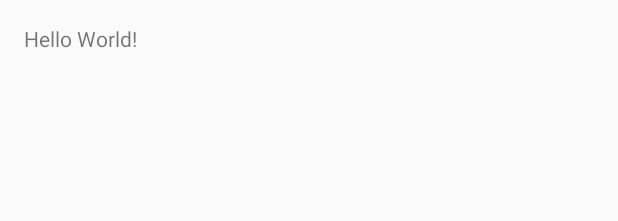
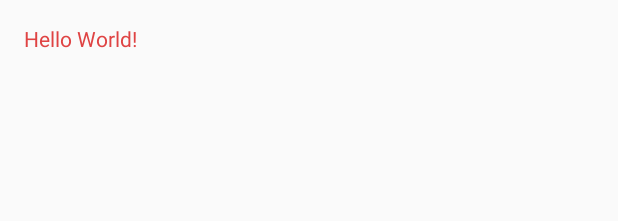
Before and after one commit to antimttr/testproject, an Android app: the layout content_main.xml on its own in the app's theme, with its tools: preview values and no code run, on a phone screen of 412 x 824 dp. Shown: the top 221 px of the screen. Run offline under Robolectric (Android 15) with nearby library versions, the phone set to English and light mode, and no system bars.

Commit message:
Changed color to red

```diff
--- a/app/src/main/res/layout/content_main.xml
+++ b/app/src/main/res/layout/content_main.xml
@@ -15,5 +15,6 @@
     <TextView
         android:layout_width="wrap_content"
         android:layout_height="wrap_content"
-        android:text="Hello World!" />
+        android:text="Hello World!"
+        android:textColor="#df4343" />
 </RelativeLayout>
```
